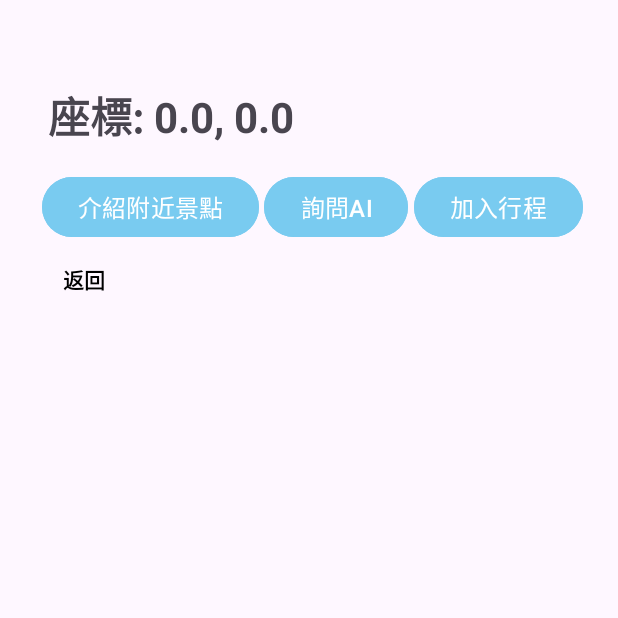
After one commit to yi-xiang-01/map, an Android app: the InformationActivity screen opened directly, with no data from a screen before it, on a phone screen of 412 x 824 dp, the top half of it. The commit adds this screen. Run offline under Robolectric (Android 15) with nearby library versions, the light colour scheme and no system bars.

Commit message:
add newpoint,information

```diff
--- a/app/src/main/AndroidManifest.xml
+++ b/app/src/main/AndroidManifest.xml
@@ -44,6 +44,8 @@
         </activity>
         <activity android:name=".SearchActivity" />
         <activity android:name=".PathActivity" />
+        <activity android:name=".NewPointActivity" />
+        <activity android:name=".InformationActivity" />
     </application>
 
 </manifest>
--- /dev/null
+++ b/app/src/main/java/com/example/mapcollection/InformationActivity.kt
@@ -0,0 +1,54 @@
+package com.example.mapcollection
+
+import android.app.Activity
+import android.content.Intent
+import android.os.Bundle
+import androidx.appcompat.app.AppCompatActivity
+import android.widget.Button
+import android.widget.TextView
+
+class InformationActivity : AppCompatActivity() {
+
+    private lateinit var tvLocName: TextView
+    private lateinit var btnBack: Button
+    private lateinit var btnAskAI: Button
+    private lateinit var btnNearbySpots: Button
+    private lateinit var btnAddToTrip: Button
+
+    override fun onCreate(savedInstanceState: Bundle?) {
+        super.onCreate(savedInstanceState)
+        setContentView(R.layout.card_information)
+
+        // 初始化視圖
+        tvLocName = findViewById(R.id.tvLocName)
+        btnBack = findViewById(R.id.btnBack)
+        btnAskAI = findViewById(R.id.button)
+        btnNearbySpots = findViewById(R.id.button2)
+        btnAddToTrip = findViewById(R.id.button3)
+
+        // 獲取傳入的座標資料
+        val latitude = intent.getDoubleExtra("latitude", 0.0)
+        val longitude = intent.getDoubleExtra("longitude", 0.0)
+
+        // 設置地點名稱（這裡可以根據座標獲取實際地點名稱）
+        tvLocName.text = "座標: ${latitude}, ${longitude}"
+
+        // 設置返回按鈕點擊事件
+        btnBack.setOnClickListener {
+            finish()
+        }
+
+        // 設置其他按鈕點擊事件（暫時為空實現）
+        btnAskAI.setOnClickListener {
+            // TODO: 實現詢問AI功能
+        }
+
+        btnNearbySpots.setOnClickListener {
+            // TODO: 實現介紹附近景點功能
+        }
+
+        btnAddToTrip.setOnClickListener {
+            // TODO: 實現加入行程功能
+        }
+    }
+}
--- /dev/null
+++ b/app/src/main/res/layout/card_information.xml
@@ -0,0 +1,70 @@
+<?xml version="1.0" encoding="utf-8"?>
+<androidx.constraintlayout.widget.ConstraintLayout xmlns:android="http://schemas.android.com/apk/res/android"
+    xmlns:app="http://schemas.android.com/apk/res-auto"
+    xmlns:tools="http://schemas.android.com/tools"
+    android:layout_width="match_parent"
+    android:layout_height="match_parent">
+
+    <TextView
+        android:id="@+id/tvLocName"
+        android:layout_width="wrap_content"
+        android:layout_height="wrap_content"
+        android:layout_marginStart="32dp"
+        android:layout_marginTop="56dp"
+        android:text="此地點名稱"
+        android:textSize="28sp"
+        android:textStyle="bold"
+        app:layout_constraintStart_toStartOf="parent"
+        app:layout_constraintTop_toTopOf="parent" />
+
+    <Button
+        android:id="@+id/button2"
+        android:layout_width="wrap_content"
+        android:layout_height="wrap_content"
+        android:layout_marginStart="28dp"
+        android:layout_marginTop="16dp"
+        android:backgroundTint="#79CBF0"
+        android:text="介紹附近景點"
+        android:textSize="16sp"
+        app:layout_constraintStart_toStartOf="parent"
+        app:layout_constraintTop_toBottomOf="@+id/tvLocName" />
+
+    <Button
+        android:id="@+id/button"
+        android:layout_width="wrap_content"
+        android:layout_height="wrap_content"
+        android:layout_marginStart="176dp"
+        android:layout_marginTop="16dp"
+        android:backgroundTint="#79CBF0"
+        android:text="詢問AI"
+        android:textSize="16sp"
+        app:layout_constraintStart_toStartOf="parent"
+        app:layout_constraintTop_toBottomOf="@+id/tvLocName" />
+
+    <Button
+        android:id="@+id/btnBack"
+        android:layout_width="wrap_content"
+        android:layout_height="wrap_content"
+        android:layout_marginStart="12dp"
+        android:layout_marginTop="64dp"
+        android:backgroundTint="#00000000"
+        android:text="返回"
+        android:textColor="#000000"
+        android:textSize="14sp"
+        android:textStyle="bold"
+        app:layout_constraintStart_toStartOf="parent"
+        app:layout_constraintTop_toBottomOf="@+id/tvLocName" />
+
+    <Button
+        android:id="@+id/button3"
+        android:layout_width="wrap_content"
+        android:layout_height="wrap_content"
+        android:layout_marginStart="276dp"
+        android:layout_marginTop="16dp"
+        android:backgroundTint="#79CBF0"
+        android:text="加入行程"
+        android:textSize="16sp"
+        app:layout_constraintStart_toStartOf="parent"
+        app:layout_constraintTop_toBottomOf="@+id/tvLocName" />
+
+</androidx.constraintlayout.widget.ConstraintLayout>
```
Also changed, not shown: app/src/main/java/com/example/mapcollection/MapsActivity.kt (+36 -0 lines), app/src/main/java/com/example/mapcollection/MapsActivity2.kt (+24 -0 lines), app/src/main/java/com/example/mapcollection/NewPointActivity.kt (added, +56 -0 lines).
